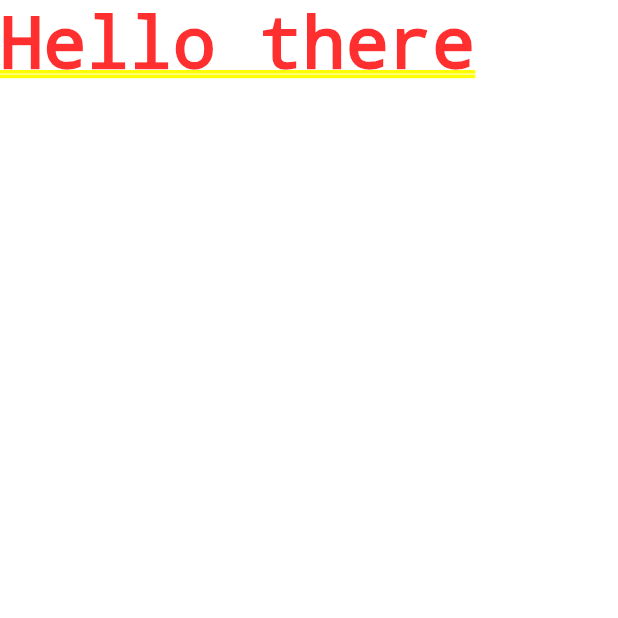
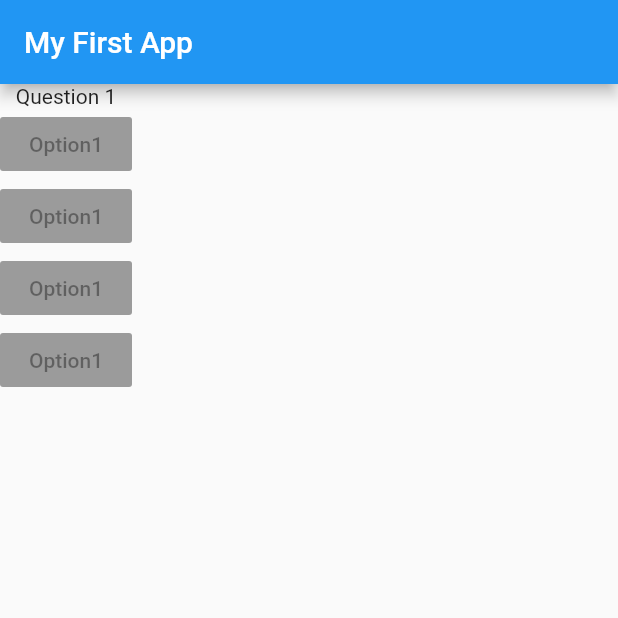
Before and after one commit to joelfinz/flutter-tutorial, a Flutter app: the screen it shows after launch, on a phone screen of 412 x 824 dp, the top half of it. Run offline on Flutter 3.47's test engine with Material 2 defaults, Android fonts, the phone set to English and light mode, and no system bars.

Commit message:
Added options

```diff
--- a/lib/main.dart
+++ b/lib/main.dart
@@ -1,11 +1,41 @@
 import 'package:flutter/material.dart';
 
-void main() {
-  runApp(MyApp());
-}
+void main() => runApp(MyApp());
 
 class MyApp extends StatelessWidget {
+  @override
   Widget build(BuildContext context) {
-    return MaterialApp(home: Text('Hello there'),);
+    var questions = [
+      'What is your favourite color?',
+      'What is your favourite animal?',
+    ];
+    return MaterialApp(
+      home: Scaffold(
+        appBar: AppBar(
+          title: Text('My First App'),
+        ),
+        body: Column(
+          children: [
+            Text('Question 1'),
+            RaisedButton(
+              child: Text('Option1'),
+              onPressed: null,
+            ),
+            RaisedButton(
+              child: Text('Option1'),
+              onPressed: null,
+            ),
+            RaisedButton(
+              child: Text('Option1'),
+              onPressed: null,
+            ),
+            RaisedButton(
+              child: Text('Option1'),
+              onPressed: null,
+            ),
+          ],
+        ),
+      ),
+    );
   }
 }
```
